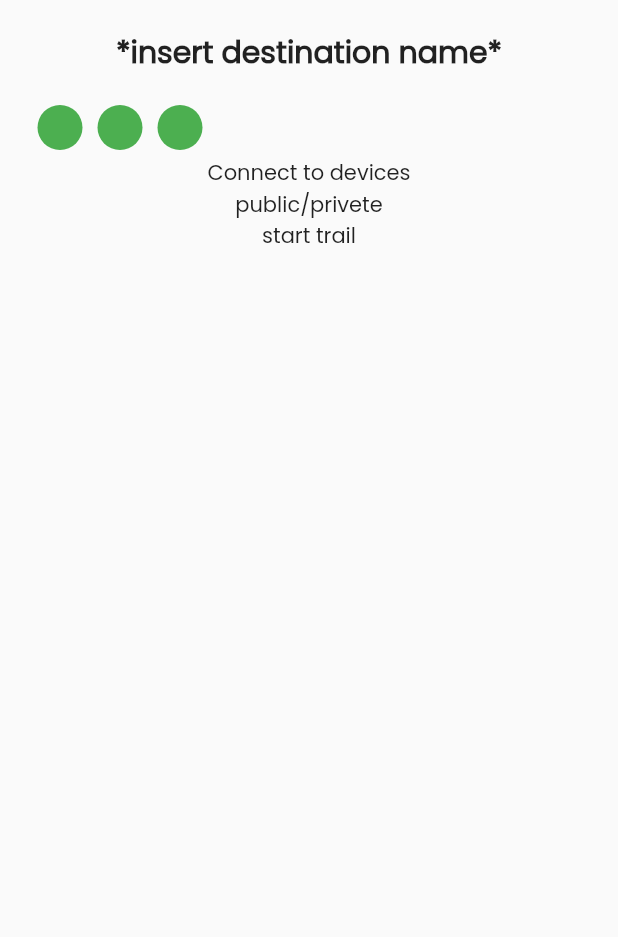
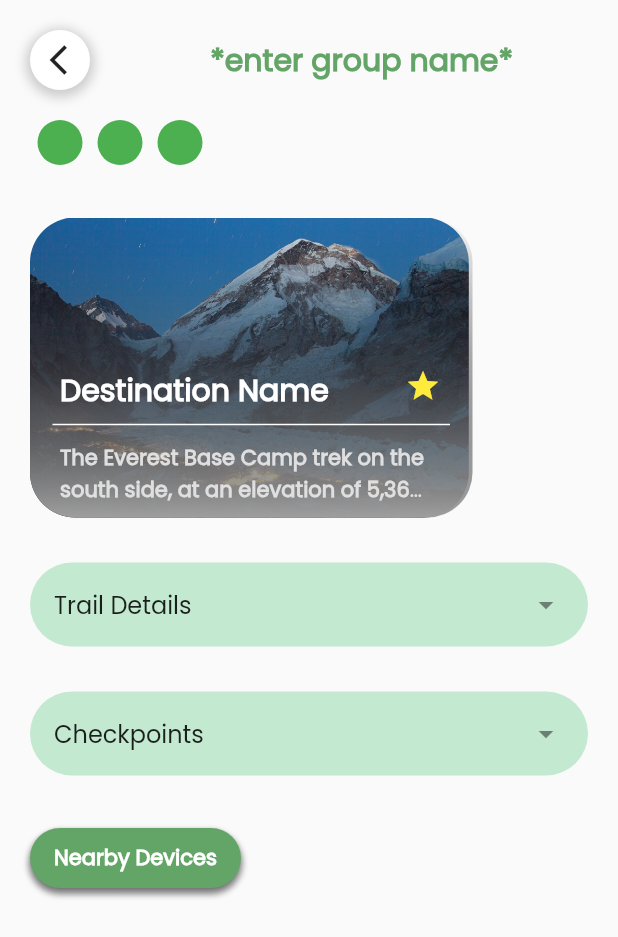
Before and after one commit to elaie/Hikeyy, a Flutter app: the StartTrail screen opened directly, on a phone screen of 412 x 824 dp. Shown: the top 937 px of the screen. Run offline on Flutter 3.47's test engine with Material 2 defaults, Android fonts, the phone set to English and light mode, and no system bars; our stand-ins replace carousel_slider, cloud_firestore, firebase_auth, firebase_core, firebase_messaging, firebase_storage and 5 more; missing offline and left inert: dart:ffi; accounts and stored records are empty; network calls fail.

Commit message:
start trails page

```diff
--- a/hikeyy/lib/screens/group_details/group_details.dart
+++ b/hikeyy/lib/screens/group_details/group_details.dart
@@ -72,8 +72,8 @@ class _GroupDetailsState extends State<GroupDetails> {
                                       ))),
                               Padding(
                                 padding: const EdgeInsets.only(left: 70.0),
-                                child: AppTextHeading(
-                                  textHeading: data!['Name'],
+                                child: AppText(
+                                  text: data!['Name'],
                                   fontSize: 25,
                                   color: AppColor.primaryColor,
                                 ),
--- a/hikeyy/lib/start_trail/start_trail.dart
+++ b/hikeyy/lib/start_trail/start_trail.dart
@@ -1,5 +1,9 @@
 import 'package:flutter/material.dart';
+import 'package:hikeyy/start_trail/widgets/collapseable_options.dart';
+import 'package:hikeyy/widgets/app_colors.dart';
 import 'package:hikeyy/widgets/app_texts.dart';
+
+import '../widgets/app_buttons.dart';
 
 class StartTrail extends StatefulWidget {
   const StartTrail({super.key});
@@ -13,16 +17,47 @@ class _StartTrailState extends State<StartTrail> {
   Widget build(BuildContext context) {
     return Scaffold(
       body: SafeArea(
+        child: SingleChildScrollView(
           child: Padding(
             padding: const EdgeInsets.all(20.0),
-          child: Column(children: [
-            AppTextHeading(
-              textHeading: '*insert destination name*',
+            child:
+                Column(crossAxisAlignment: CrossAxisAlignment.start, children: [
+              Row(
+                mainAxisAlignment: MainAxisAlignment.spaceBetween,
+                children: [
+                  Container(
+                      height: 40,
+                      width: 40,
+                      decoration: BoxDecoration(boxShadow: [
+                        BoxShadow(
+                          color: Colors.grey.withOpacity(0.5),
+                          spreadRadius: 3,
+                          blurRadius: 6,
+                          offset: const Offset(0, 2),
+                        ),
+                      ], shape: BoxShape.circle, color: Colors.white),
+                      child: Padding(
+                          padding: const EdgeInsets.only(left: 5.0),
+                          child: IconButton(
+                            icon: const Icon(Icons.arrow_back_ios),
+                            onPressed: () {
+                              Navigator.of(context).pop();
+                            },
+                          ))),
+                  Padding(
+                    padding: const EdgeInsets.only(right: 50.0),
+                    child: AppText(
+                      text: '*enter group name*',
                       fontSize: 20,
+                      color: AppColor.primaryColor,
                     ),
-            //group members
+                  )
+                ],
+              ),
               Padding(
-              padding: const EdgeInsets.only(top: 15.0),
+                padding: const EdgeInsets.only(
+                  top: 15.0,
+                ),
                 child: Row(
                   children: [
                     Padding(
@@ -49,11 +84,86 @@ class _StartTrailState extends State<StartTrail> {
                   ],
                 ),
               ),
+              Padding(
+                padding: const EdgeInsets.only(top: 30.0),
+                child: Container(
+                  constraints: BoxConstraints(maxHeight: 200, maxWidth: 295),
+                  decoration:
+                      BoxDecoration(borderRadius: BorderRadius.circular(30)),
+                  child: Stack(children: [
+                    ClipRRect(
+                        borderRadius: BorderRadius.circular(30),
+                        child: Image(
+                          image: AssetImage('assets/images/EBC.jpg'),
+                          fit: BoxFit.cover,
+                        )),
+                    Container(
+                      decoration: BoxDecoration(
+                        borderRadius: BorderRadius.circular(30),
+                        gradient: LinearGradient(
+                          begin: Alignment.topCenter,
+                          end: Alignment.bottomCenter,
+                          colors: [
+                            Colors.transparent,
+                            Colors.grey,
+                          ],
+                        ),
+                      ),
+                    ),
+                    Positioned(
+                      top: 100,
+                      left: 20,
+                      child: AppText(
+                        text: 'Destination Name',
+                        fontSize: 20,
+                        color: Colors.white,
+                      ),
+                    ),
+                    Positioned(
+                        top: 100,
+                        left: 250,
+                        child: Icon(
+                          Icons.star,
+                          color: Colors.yellow,
+                        )),
+                    Padding(
+                      padding: EdgeInsets.only(top: 130, left: 15, right: 15),
+                      child: Divider(
+                        thickness: 1,
+                        color: Colors.white,
+                      ),
+                    ),
+                    Positioned(
+                      top: 150,
+                      left: 20,
+                      child: Container(
+                        constraints: const BoxConstraints(maxWidth: 250),
+                        child: AppText(
+                          text:
+                              'The Everest Base Camp trek on the south side, at an elevation of 5,364 m (17,598 ft), is one of the most popular trekking routes in the Himalayas and about 40,000 people per year make the trek there from Lukla Airport (2,846 m (9,337 ft)). Trekkers usually fly from Kathmandu to Lukla to save time and energy before beginning the trek to the base camp.',
+                          color: Color.fromARGB(255, 223, 223, 223),
+                          maxLines: 2,
+                          textOverflow: TextOverflow.ellipsis,
+                        ),
+                      ),
+                    )
+                  ]),
+                ),
+              ),
+              //group members
+
               //checkpoints
-            Text('Connect to devices'),
-            Text('public/privete'),
-            Text('start trail'),
+              CollapsibleOptions(),
+              Padding(
+                padding: const EdgeInsets.only(top: 25.0),
+                child: AppButtons(
+                    onPressed: () {},
+                    child: AppText(
+                      text: 'Nearby Devices',
+                    )),
+              ),
             ]),
+          ),
         ),
       ),
     );
--- /dev/null
+++ b/hikeyy/lib/start_trail/widgets/collapseable_options.dart
@@ -0,0 +1,99 @@
+import 'package:flutter/material.dart';
+import 'package:hikeyy/widgets/app_colors.dart';
+
+class CollapsibleOptions extends StatefulWidget {
+  @override
+  _CollapsibleOptionsState createState() => _CollapsibleOptionsState();
+}
+
+class _CollapsibleOptionsState extends State<CollapsibleOptions> {
+  bool _tripDetailsExpanded = false;
+  bool _checkpointsExpanded = false;
+
+  @override
+  Widget build(BuildContext context) {
+    return SingleChildScrollView(
+      child: Column(
+        children: [
+          Padding(
+            padding: const EdgeInsets.only(bottom: 10.0, top: 30),
+            child: Container(
+              decoration: BoxDecoration(
+                color: AppColor.primaryLightColor,
+                borderRadius: BorderRadius.circular(30),
+              ),
+              child: ListTile(
+                trailing: Icon(Icons.arrow_drop_down_outlined),
+                title: Text('Trail Details'),
+                onTap: () {
+                  setState(() {
+                    _tripDetailsExpanded = !_tripDetailsExpanded;
+                  });
+                },
+              ),
+            ),
+          ),
+          if (_tripDetailsExpanded)
+            Container(
+              decoration: BoxDecoration(
+                color: Colors.grey[200],
+                borderRadius: BorderRadius.circular(30),
+              ),
+              margin: EdgeInsets.symmetric(horizontal: 16),
+              padding: EdgeInsets.all(16),
+              child: Column(
+                children: [
+                  ListTile(
+                    title: Text('Duration'),
+                  ),
+                  ListTile(
+                    title: Text('other details'),
+                  ),
+                ],
+              ),
+            ),
+          Padding(
+            padding: const EdgeInsets.only(bottom: 10.0, top: 20),
+            child: Container(
+              decoration: BoxDecoration(
+                color: AppColor.primaryLightColor,
+                borderRadius: BorderRadius.circular(30),
+              ),
+              child: ListTile(
+                trailing: Icon(Icons.arrow_drop_down_outlined),
+                title: Text('Checkpoints'),
+                onTap: () {
+                  setState(() {
+                    _checkpointsExpanded = !_checkpointsExpanded;
+                  });
+                },
+              ),
+            ),
+          ),
+          if (_checkpointsExpanded)
+            Container(
+              decoration: BoxDecoration(
+                color: Colors.grey[200],
+                borderRadius: BorderRadius.circular(30),
+              ),
+              margin: EdgeInsets.symmetric(horizontal: 16),
+              padding: EdgeInsets.all(16),
+              child: Column(
+                children: [
+                  ListTile(
+                    title: Text('this checkpoint'),
+                  ),
+                  ListTile(
+                    title: Text('that checkpoint'),
+                  ),
+                  ListTile(
+                    title: Text('so many checkpoints'),
+                  ),
+                ],
+              ),
+            ),
+        ],
+      ),
+    );
+  }
+}
--- a/hikeyy/lib/widgets/app_texts.dart
+++ b/hikeyy/lib/widgets/app_texts.dart
@@ -1,6 +1,4 @@
-import 'package:flutter/cupertino.dart';
 import 'package:flutter/material.dart';
-import 'package:flutter/src/widgets/framework.dart';
 
 class AppTextHeading extends StatelessWidget {
   final String textHeading;
@@ -27,15 +25,23 @@ class AppText extends StatelessWidget {
   final String text;
   final double? fontSize;
   final Color? color;
-  const AppText({Key? key, required this.text, this.fontSize, this.color})
+  final int? maxLines;
+  final TextOverflow? textOverflow;
+  const AppText(
+      {Key? key, required this.text, this.fontSize, this.color, this.maxLines, this.textOverflow})
       : super(key: key);
 
   @override
   Widget build(BuildContext context) {
     return Text(
       text,
+      maxLines: maxLines,
+      overflow: TextOverflow.ellipsis,
       style: TextStyle(
-          color: color, fontWeight: FontWeight.bold, fontSize: fontSize),
+        color: color,
+        fontWeight: FontWeight.bold,
+        fontSize: fontSize,
+      ),
     );
   }
 }
```
Lines whose indentation alone changed are shown as unchanged.
